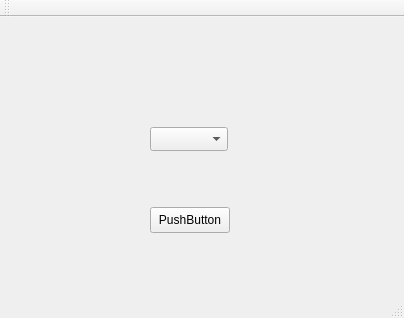
The window that guip0f.ui (Fons91/p0f) describes before a commit, drawn with Qt 5.
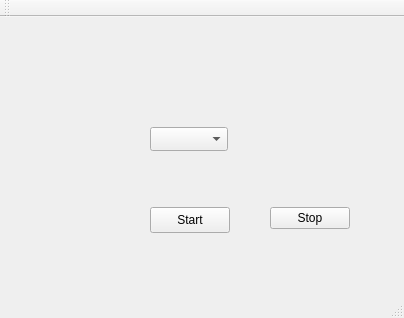
The same window after the commit.

Patch:
```diff
--- a/guip0f.ui
+++ b/guip0f.ui
@@ -24,7 +24,7 @@
      </rect>
     </property>
     <property name="text">
-     <string>PushButton</string>
+     <string>Start</string>
     </property>
    </widget>
    <widget class="QComboBox" name="list_interface">
@@ -37,6 +37,19 @@
      </rect>
     </property>
    </widget>
+   <widget class="QPushButton" name="pushButton_2">
+    <property name="geometry">
+     <rect>
+      <x>270</x>
+      <y>190</y>
+      <width>80</width>
+      <height>22</height>
+     </rect>
+    </property>
+    <property name="text">
+     <string>Stop</string>
+    </property>
+   </widget>
   </widget>
   <widget class="QToolBar" name="mainToolBar">
    <attribute name="toolBarArea">
```
Left out of the diff: 17 changed lines with no effect on the pictures.
